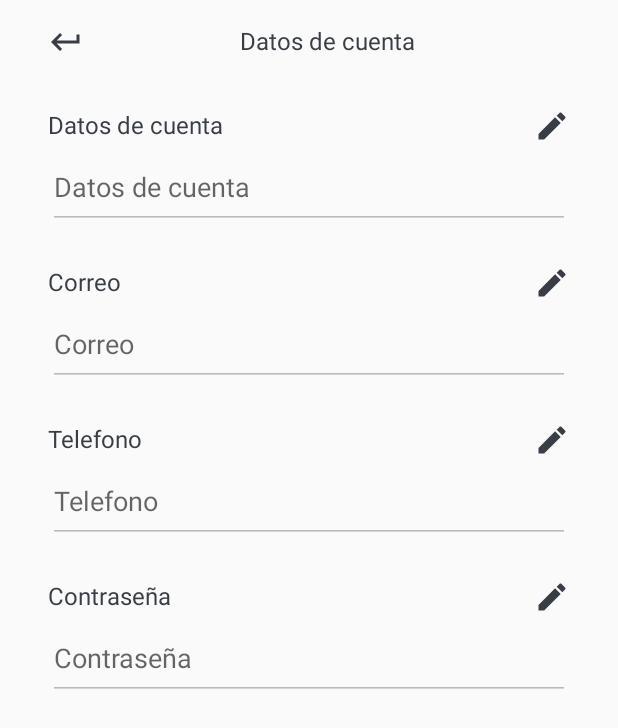
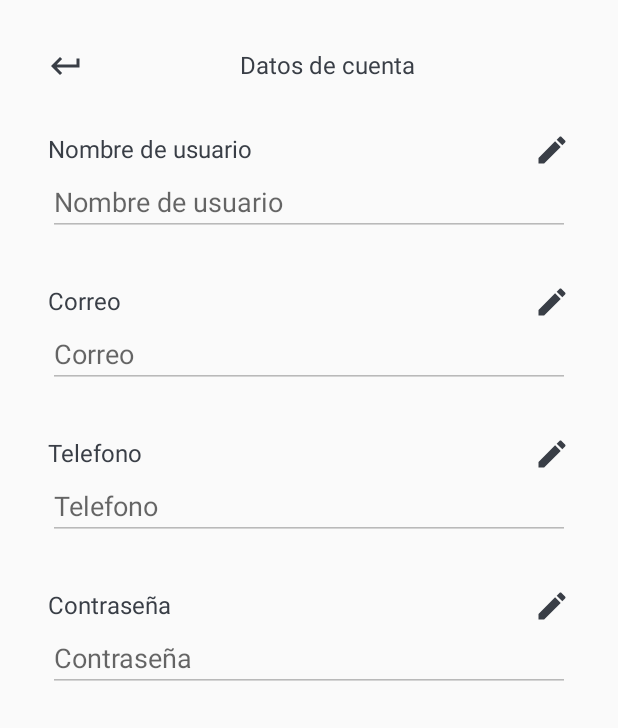
Before and after one commit to marmelendez/moda-store-android-app, an Android app: the screen it shows after launch (MainActivity), on a phone screen of 412 x 824 dp. Shown: the top 728 px of the screen. Run offline under Robolectric (Android 15) with nearby library versions, the phone set to English and light mode, and no system bars.

Commit message:
Add style to config account activity

```diff
--- a/app/src/main/res/layout/activity_config_account.xml
+++ b/app/src/main/res/layout/activity_config_account.xml
@@ -6,128 +6,77 @@
     android:layout_height="match_parent">
 
     <TextView
-        android:id="@+id/textView"
-        android:layout_width="match_parent"
-        android:layout_height="wrap_content"
-        android:layout_marginTop="16dp"
-        android:drawableLeft="@drawable/ic_return"
-        android:paddingHorizontal="32dp"
+        android:id="@+id/title_DataAccount"
+        style="@style/header_title"
         android:text="@string/txt_config_account"
-        android:textAlignment="center"
-        android:textColor="@color/darkgrey"
-        android:textSize="16dp"
         app:layout_constraintEnd_toEndOf="parent"
         app:layout_constraintHorizontal_bias="0.0"
         app:layout_constraintStart_toStartOf="parent"
         app:layout_constraintTop_toTopOf="parent" />
 
     <TextView
-        android:id="@+id/textView2"
-        android:layout_width="match_parent"
-        android:layout_height="wrap_content"
-        android:layout_marginTop="32dp"
-        android:layout_marginHorizontal="32dp"
+        android:id="@+id/label_Username"
+        style="@style/config_account_label"
         android:text="@string/label_username"
-        android:textAlignment="textStart"
-        android:textColor="@color/darkgrey"
-        android:textSize="16dp"
-        android:drawableRight="@drawable/ic_edit"
         app:layout_constraintEnd_toEndOf="parent"
         app:layout_constraintStart_toStartOf="parent"
-        app:layout_constraintTop_toBottomOf="@+id/textView" />
+        app:layout_constraintTop_toBottomOf="@+id/title_DataAccount" />
 
     <EditText
-        android:id="@+id/textView3"
-        android:layout_width="match_parent"
-        android:layout_height="wrap_content"
-        android:layout_marginHorizontal="32dp"
-        android:enabled="false"
+        android:id="@+id/input_Username"
+        style="@style/config_account_field"
         android:hint="@string/label_username"
-        android:paddingVertical="16dp"
         app:layout_constraintBottom_toBottomOf="parent"
         app:layout_constraintEnd_toEndOf="parent"
         app:layout_constraintStart_toStartOf="parent"
-        app:layout_constraintTop_toBottomOf="@+id/textView2"
+        app:layout_constraintTop_toBottomOf="@+id/label_Username"
         app:layout_constraintVertical_bias="0.0" />
 
     <TextView
-        android:id="@+id/textView4"
-        android:layout_width="match_parent"
-        android:layout_height="wrap_content"
-        android:layout_marginTop="24dp"
-        android:layout_marginHorizontal="32dp"
-        android:drawableRight="@drawable/ic_edit"
+        android:id="@+id/label_Email"
+        style="@style/config_account_label"
         android:text="@string/label_email"
-        android:textAlignment="textStart"
-        android:textColor="@color/darkgrey"
-        android:textSize="16dp"
         app:layout_constraintEnd_toEndOf="parent"
         app:layout_constraintStart_toStartOf="parent"
-        app:layout_constraintTop_toBottomOf="@+id/textView3" />
+        app:layout_constraintTop_toBottomOf="@+id/input_Username" />
 
     <EditText
-        android:id="@+id/textView5"
-        android:layout_width="match_parent"
-        android:layout_height="wrap_content"
-        android:layout_marginHorizontal="32dp"
-        android:paddingVertical="16dp"
+        android:id="@+id/input_Email"
+        style="@style/config_account_field"
         android:hint="@string/label_email"
-        android:enabled="false"
         app:layout_constraintEnd_toEndOf="parent"
         app:layout_constraintStart_toStartOf="parent"
-        app:layout_constraintTop_toBottomOf="@+id/textView4"/>
+        app:layout_constraintTop_toBottomOf="@+id/label_Email"/>
 
     <TextView
-        android:id="@+id/textView6"
-        android:layout_width="match_parent"
-        android:layout_height="wrap_content"
-        android:layout_marginHorizontal="32dp"
-        android:layout_marginTop="24dp"
-        android:drawableRight="@drawable/ic_edit"
+        android:id="@+id/label_Telephone"
+        style="@style/config_account_label"
         android:text="@string/label_telephone"
-        android:textAlignment="textStart"
-        android:textColor="@color/darkgrey"
-        android:textSize="16dp"
         app:layout_constraintEnd_toEndOf="parent"
         app:layout_constraintStart_toStartOf="parent"
-        app:layout_constraintTop_toBottomOf="@+id/textView5" />
+        app:layout_constraintTop_toBottomOf="@+id/input_Email" />
 
     <EditText
-        android:id="@+id/textView7"
-        android:layout_width="match_parent"
-        android:layout_height="wrap_content"
-        android:layout_marginHorizontal="32dp"
-        android:paddingVertical="16dp"
+        android:id="@+id/input_Telephone"
+        style="@style/config_account_field"
         android:hint="@string/label_telephone"
-        android:enabled="false"
         app:layout_constraintEnd_toEndOf="parent"
         app:layout_constraintStart_toStartOf="parent"
-        app:layout_constraintTop_toBottomOf="@+id/textView6" />
+        app:layout_constraintTop_toBottomOf="@+id/label_Telephone" />
 
     <TextView
-        android:id="@+id/textView8"
-        android:layout_width="match_parent"
-        android:layout_height="wrap_content"
-        android:layout_marginHorizontal="32dp"
-        android:layout_marginTop="24dp"
-        android:drawableRight="@drawable/ic_edit"
+        android:id="@+id/label_Password"
+        style="@style/config_account_label"
         android:text="@string/label_password"
-        android:textAlignment="textStart"
-        android:textColor="@color/darkgrey"
-        android:textSize="16dp"
         app:layout_constraintEnd_toEndOf="parent"
         app:layout_constraintStart_toStartOf="parent"
-        app:layout_constraintTop_toBottomOf="@+id/textView7" />
+        app:layout_constraintTop_toBottomOf="@+id/input_Telephone" />
 
     <EditText
-        android:id="@+id/textView9"
-        android:layout_width="match_parent"
-        android:layout_height="wrap_content"
-        android:layout_marginHorizontal="32dp"
-        android:paddingVertical="16dp"
+        android:id="@+id/input_Password"
+        style="@style/config_account_field"
         android:hint="@string/label_password"
-        android:enabled="false"
         app:layout_constraintEnd_toEndOf="parent"
         app:layout_constraintStart_toStartOf="parent"
-        app:layout_constraintTop_toBottomOf="@+id/textView8" />
+        app:layout_constraintTop_toBottomOf="@+id/label_Password" />
 </androidx.constraintlayout.widget.ConstraintLayout>
--- a/app/src/main/res/layout/activity_configuration.xml
+++ b/app/src/main/res/layout/activity_configuration.xml
@@ -7,7 +7,7 @@
     tools:context=".ConfigurationActivity">
 
     <TextView
-        android:id="@+id/textView"
+        android:id="@+id/title_Configuration"
         style="@style/header_title"
         android:text="@string/txt_configuration"
         app:layout_constraintEnd_toEndOf="parent"
@@ -22,7 +22,7 @@
         android:text="@string/btn_accountData"
         app:layout_constraintEnd_toEndOf="parent"
         app:layout_constraintStart_toStartOf="parent"
-        app:layout_constraintTop_toBottomOf="@+id/textView" />
+        app:layout_constraintTop_toBottomOf="@+id/title_Configuration" />
 
     <Button
         android:id="@+id/button2"
--- a/app/src/main/res/values/strings.xml
+++ b/app/src/main/res/values/strings.xml
@@ -12,7 +12,7 @@
     <string name="font_family_thin">sans-serif-thin</string>
     <string name="txt_configuration">Configuracion</string>
     <string name="txt_config_account">Datos de cuenta</string>
-    <string name="label_username">Datos de cuenta</string>
+    <string name="label_username">Nombre de usuario</string>
     <string name="label_email">Correo</string>
     <string name="label_telephone">Telefono</string>
     <string name="label_password">Contraseña</string>
--- a/app/src/main/res/values/themes.xml
+++ b/app/src/main/res/values/themes.xml
@@ -35,5 +35,24 @@
         <item name="android:textAlignment">center</item>
         <item name="android:textColor">@color/darkgrey</item>
         <item name="android:textSize">16dp</item>
+        <item name="android:fontFamily">@string/subtitulo1</item>
+    </style>
+
+    <style name="config_account_label">
+        <item name="android:layout_width">match_parent</item>
+        <item name="android:layout_height">wrap_content</item>
+        <item name="android:layout_margin">32dp</item>
+        <item name="android:textAlignment">textStart</item>
+        <item name="android:textColor">@color/darkgrey</item>
+        <item name="android:textSize">16dp</item>
+        <item name="android:fontFamily">@string/subtitulo1</item>
+        <item name="android:drawableRight">@drawable/ic_edit</item>
+    </style>
+
+    <style name="config_account_field">
+        <item name="android:layout_width">match_parent</item>
+        <item name="android:layout_height">wrap_content</item>
+        <item name="android:layout_marginHorizontal">32dp</item>
+        <item name="android:enabled">false</item>
     </style>
 </resources>
```
